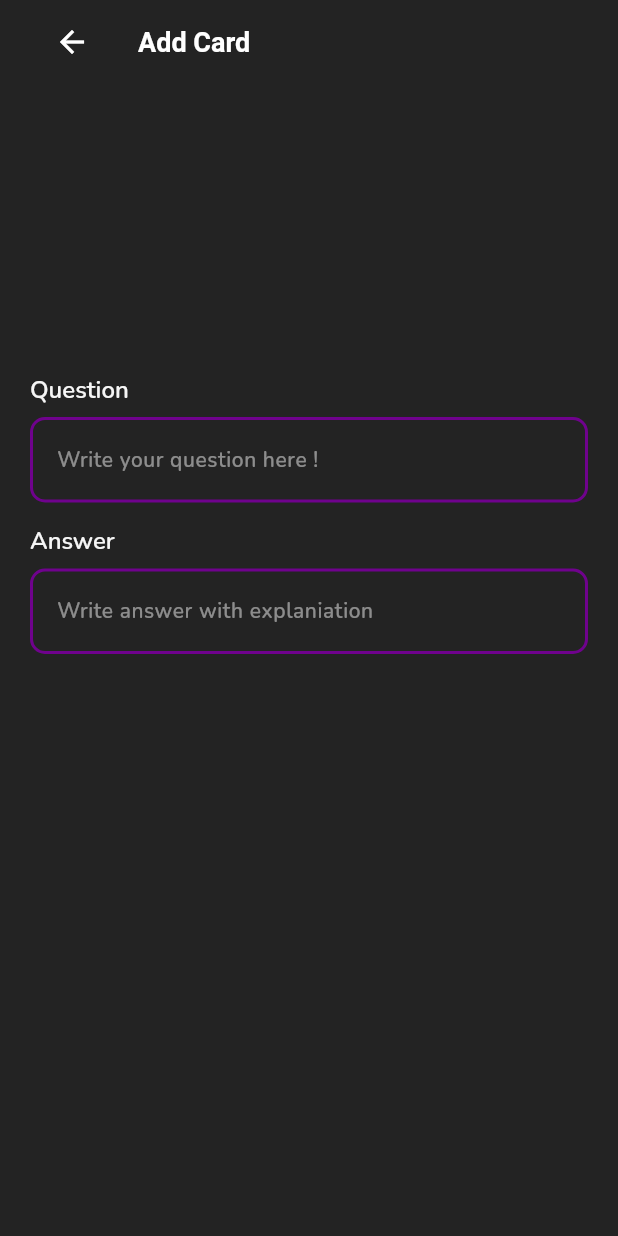
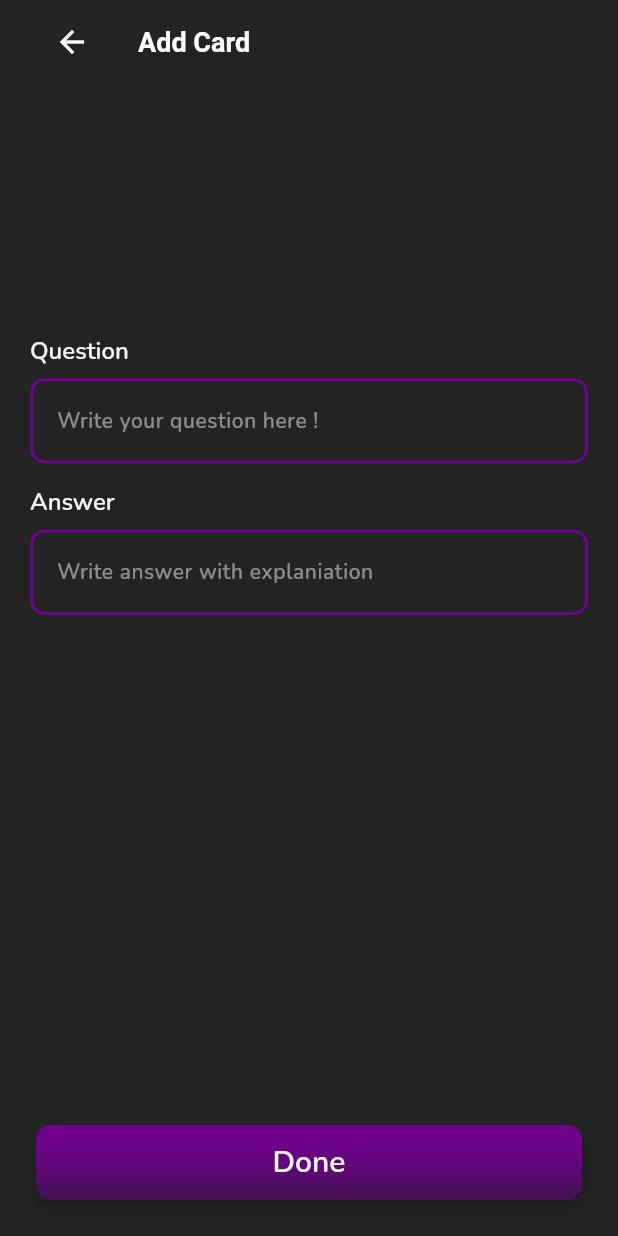
Before and after one commit to bikram-chandra-debnath/CodeAlpha_Flashcard, a Flutter app: the screen it shows after launch, after a tap on "Add", on a phone screen of 412 x 824 dp. Run offline on Flutter 3.47's test engine with Material 3 defaults, Android fonts, the phone set to English and light mode, and no system bars; our stand-ins replace cloud_firestore, equatable, firebase_core, flip_card, flutter_bloc, go_router; accounts and stored records are empty.

```diff
--- a/lib/core/Routes/app_routes.dart
+++ b/lib/core/Routes/app_routes.dart
@@ -22,7 +22,10 @@ final router = GoRouter(
     GoRoute(
       path: RoutePaths.add,
       name: RouteNames.add,
-      builder: (context, state) => const AddPage(),
+      builder: (context, state) => BlocProvider(
+        create: (context) => QueryBloc(),
+        child: const AddPage(),
+      ),
     ),
     GoRoute(
       path: RoutePaths.update,
--- a/lib/features/add/presentation/pages/add_page.dart
+++ b/lib/features/add/presentation/pages/add_page.dart
@@ -3,6 +3,7 @@ import 'package:flashcard/core/common/widgets/custom_circular_button.dart';
 import 'package:flashcard/core/common/widgets/custom_input_filed.dart';
 import 'package:flashcard/core/utils/constants/colors.dart';
 import 'package:flashcard/core/utils/constants/size.dart';
+import 'package:flashcard/features/add/presentation/widgets/done_button.dart';
 import 'package:flashcard/features/home/data/models/flash_card_model.dart';
 import 'package:flutter/material.dart';
 import 'package:go_router/go_router.dart';
@@ -49,12 +50,12 @@ class _AddPageState extends State<AddPage> {
       ),
       body: _buildBody(),
 
-      //   bottomNavigationBar: DoneButton(
-      //     index: widget.cardInfo
-      //     question: questionController,
-      //     answer: answerController,
-      //   ),
-      //   resizeToAvoidBottomInset: true,
+      bottomNavigationBar: DoneButton(
+        id: widget.cardInfo?.id,
+        question: questionController,
+        answer: answerController,
+      ),
+      resizeToAvoidBottomInset: true,
     );
   }
 
--- a/lib/features/home/bloc/query/query_event.dart
+++ b/lib/features/home/bloc/query/query_event.dart
@@ -8,9 +8,17 @@ class QueryEvent extends Equatable {
 class FechQueryEvent extends QueryEvent {}
 
 class DeleteCardEvent extends QueryEvent {
-  final String index;
-  DeleteCardEvent(this.index);
+  final String id;
+  DeleteCardEvent(this.id);
 
   @override
-  List<Object> get props => [index];
+  List<Object> get props => [id];
 }
+
+class AddCardEvent extends QueryEvent {
+  final String id, question, answer;
+  AddCardEvent(this.id, this.question, this.answer);
+
+  @override
+  List<Object> get props => [id, question, answer];
+}
--- a/lib/features/home/presentation/pages/home_page.dart
+++ b/lib/features/home/presentation/pages/home_page.dart
@@ -4,6 +4,9 @@ import 'package:flashcard/core/utils/constants/colors.dart';
 import 'package:flashcard/core/utils/constants/size.dart';
 import 'package:flashcard/features/home/bloc/card/card_bloc.dart';
 import 'package:flashcard/features/home/bloc/card/card_state.dart';
+import 'package:flashcard/features/home/bloc/query/query_bloc.dart';
+import 'package:flashcard/features/home/bloc/query/query_event.dart';
+import 'package:flashcard/features/home/bloc/query/query_state.dart';
 import 'package:flashcard/features/home/presentation/widgets/add_button.dart';
 import 'package:flashcard/features/home/presentation/widgets/flash_card.dart';
 import 'package:flashcard/features/home/presentation/widgets/hint_message.dart';
@@ -54,13 +57,23 @@ class HomePage extends StatelessWidget {
         actions: [
           AppCircularBtn(
             color: Colors.transparent,
-            child: Icon(Icons.settings),
-            onPressed: () {},
+            child: Icon(Icons.refresh),
+            onPressed: () {
+              context.read<QueryBloc>().add(FechQueryEvent());
+            },
           ),
         ],
       ),
-      body: Padding(
-        padding: const EdgeInsets.symmetric(horizontal: AppSizes.defaultSpace),
+      body: BlocBuilder<QueryBloc, QueryState>(
+        builder: (context, state) {
+          if (state is LoadingState) {
+            return Center(child: CircularProgressIndicator());
+          }
+          if (state is LoadedState) {
+            return Padding(
+              padding: const EdgeInsets.symmetric(
+                horizontal: AppSizes.defaultSpace,
+              ),
               child: Column(
                 mainAxisAlignment: MainAxisAlignment.center,
                 children: [
@@ -83,6 +96,15 @@ class HomePage extends StatelessWidget {
                   Spacer(),
                 ],
               ),
+            );
+          }
+
+          if (state is ErroeState) {
+            return Center(child: Text(state.message));
+          }
+
+          return Center(child: Text("Initialized"));
+        },
       ),
 
       bottomNavigationBar: AddButton(),
--- a/lib/features/home/presentation/widgets/nex_button.dart
+++ b/lib/features/home/presentation/widgets/nex_button.dart
@@ -16,9 +16,8 @@ class NextButton extends StatelessWidget {
   Widget build(BuildContext context) {
     return Expanded(
       child: BlocBuilder<QueryBloc, QueryState>(
-        builder: (context, state) {
-          if (state is LoadedState) {
-            final int length = state.query.length;
+        builder: (context, queryState) {
+          if (queryState is LoadedState) {
             return BlocSelector<CardBloc, CardState, bool>(
               selector: (state) {
                 return state.isFliped;
@@ -41,7 +40,7 @@ class NextButton extends StatelessWidget {
                   ),
                   onPressed: () {
                     context.read<CardBloc>().add(
-                      CardNextEvent(totalCards: length),
+                      CardNextEvent(totalCards: queryState.query.length),
                     );
                     debugPrint("Next clicked");
                   },
```
Also changed, not shown: lib/features/add/presentation/widgets/done_button.dart (+18 -6 lines), lib/features/home/bloc/query/query_bloc.dart (+44 -8 lines). Lines whose indentation alone changed are shown as unchanged.
